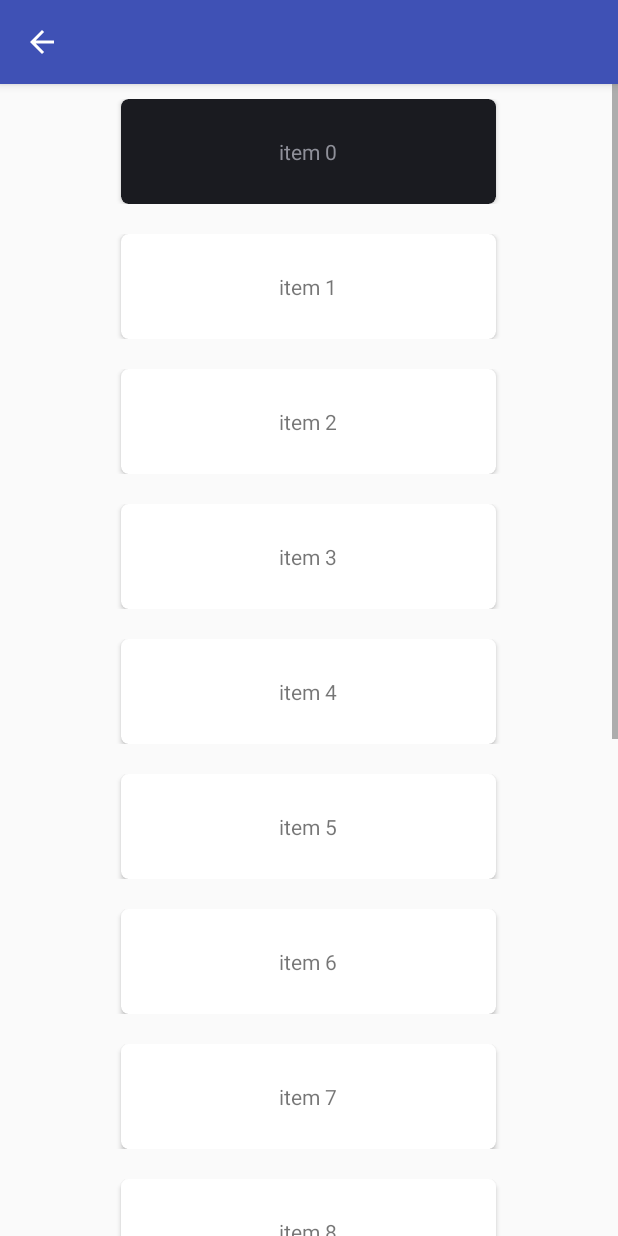
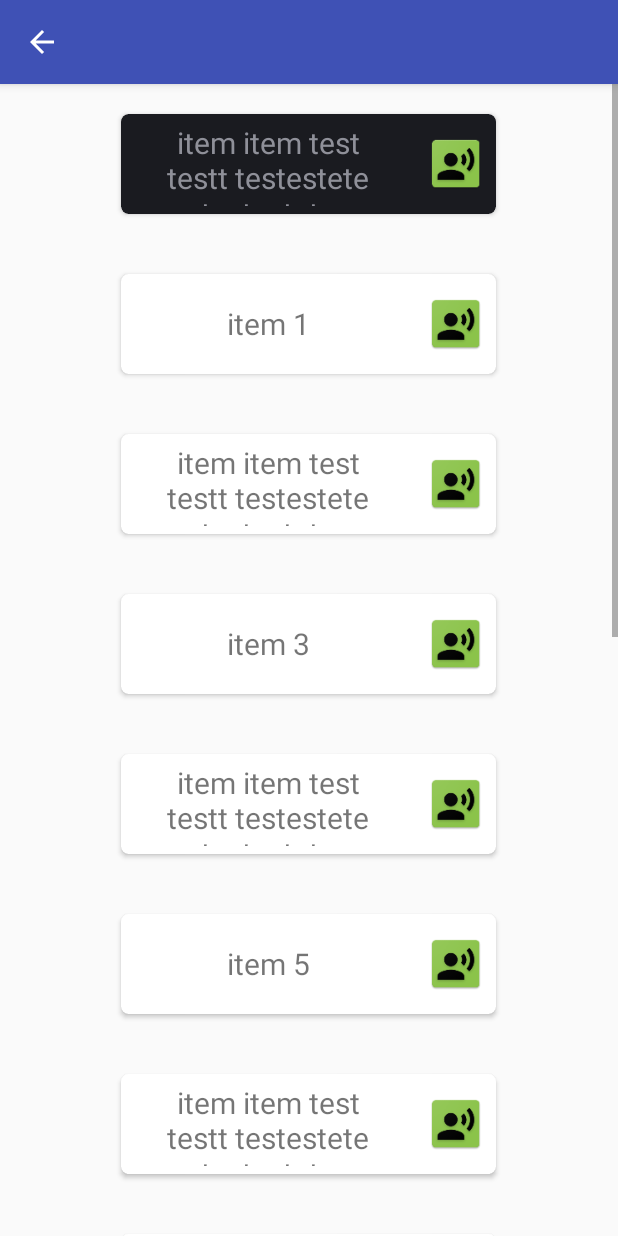
Before and after one commit to tomkru/podpora_reci, an Android app: the CategoryListActivity screen opened directly, with no data from a screen before it, on a phone screen of 412 x 824 dp. Run offline under Robolectric (Android 15) with nearby library versions, the phone set to English and light mode, and no system bars; libraries missing offline, so code that uses them is left out: io.realm.

Commit message:
item icon voice

```diff
--- a/Porenut/app/src/main/java/cz/muni/fi/pv239/porenut/activities/CategoryListActivity.java
+++ b/Porenut/app/src/main/java/cz/muni/fi/pv239/porenut/activities/CategoryListActivity.java
@@ -42,7 +42,8 @@ public class CategoryListActivity extends AppCompatActivity {
 
         List<CategoryItem> items = new ArrayList<>();
         for(int i = 0; i < 15; i++){
-            items.add(new CategoryItem("item " + i));
+            if (i % 2 == 0 )items.add(new CategoryItem("item item test testt testestetestestsetetse " + i));
+            else items.add(new CategoryItem("item " + i));
         }
 
         getSupportActionBar().setTitle(getIntent().getStringExtra("category"));
--- a/Porenut/app/src/main/java/cz/muni/fi/pv239/porenut/adapters/CategoryItemAdapter.java
+++ b/Porenut/app/src/main/java/cz/muni/fi/pv239/porenut/adapters/CategoryItemAdapter.java
@@ -8,6 +8,7 @@ import android.view.LayoutInflater;
 import android.view.View;
 import android.view.ViewGroup;
 import android.widget.BaseAdapter;
+import android.widget.ImageView;
 import android.widget.TextView;
 import android.widget.Toast;
 
@@ -29,11 +30,13 @@ public class CategoryItemAdapter extends RecyclerView.Adapter<CategoryItemAdapte
     public static class ViewHolder extends RecyclerView.ViewHolder{
         public CardView mCardView;
         public TextView mTextView;
+        public ImageView mImageView;
 
         public ViewHolder(View v){
             super(v);
             mCardView = (CardView) v.findViewById(R.id.card_view);
             mTextView = (TextView) v.findViewById(R.id.text_view);
+            mImageView = (ImageView) v.findViewById(R.id.img);
         }
     }
 
@@ -49,7 +52,12 @@ public class CategoryItemAdapter extends RecyclerView.Adapter<CategoryItemAdapte
         context = parent.getContext();
         // Get the TextView reference from RecyclerView current item
         final TextView textView = (TextView) v.findViewById(R.id.text_view);
+        textView.setTextSize(20);
+        int pixels = textView.getLineCount() * textView.getLineHeight() +  10 ;
+        textView.setHeight(pixels);
 
+        final ImageView imgView = (ImageView) v.findViewById(R.id.img);
+        imgView.setImageResource(R.mipmap.ic_launcher);
         // Set a click listener for the current item of RecyclerView
         v.setOnClickListener(new View.OnClickListener() {
             @Override
--- a/Porenut/app/src/main/res/layout/item_card_view.xml
+++ b/Porenut/app/src/main/res/layout/item_card_view.xml
@@ -2,7 +2,8 @@
 <LinearLayout
     android:layout_width="match_parent"
     android:layout_margin="10dp"
-    android:layout_height="70dp"
+    android:layout_height="wrap_content"
+    android:minHeight="70dp"
     android:gravity = "center"
     xmlns:android="http://schemas.android.com/apk/res/android">
 <cz.muni.fi.pv239.porenut.CardViewSquare
@@ -11,7 +12,7 @@
     android:id="@+id/item_card_view"
     android:layout_width="250dp"
     android:layout_margin="10dp"
-    android:layout_height="70dp"
+    android:layout_height="wrap_content"
     android:background="@color/colorPrimary"
     card_view:cardCornerRadius="5dp"
     card_view:contentPadding="3dp"
@@ -21,15 +22,22 @@
     <LinearLayout
         android:id="@+id/rl"
         android:layout_width="match_parent"
-        android:layout_height="match_parent"
-        android:layout_gravity="center">
+        android:layout_height="wrap_content"
+        android:layout_gravity="center"
+        >
         <TextView
             android:id="@+id/text_view"
-            android:layout_width="match_parent"
+            android:layout_width="190dp"
             android:layout_height="match_parent"
             android:padding="2dp"
             android:gravity="center"
             />
+       <ImageView
+           android:id="@+id/img"
+           android:layout_width="60dp"
+           android:layout_height="60dp"
+           android:padding="10dp"
+           />
     </LinearLayout>
 
 </cz.muni.fi.pv239.porenut.CardViewSquare>
```
Also changed, not shown: Porenut/app/src/main/java/cz/muni/fi/pv239/porenut/Initializer.java (line endings or trailing spaces).
